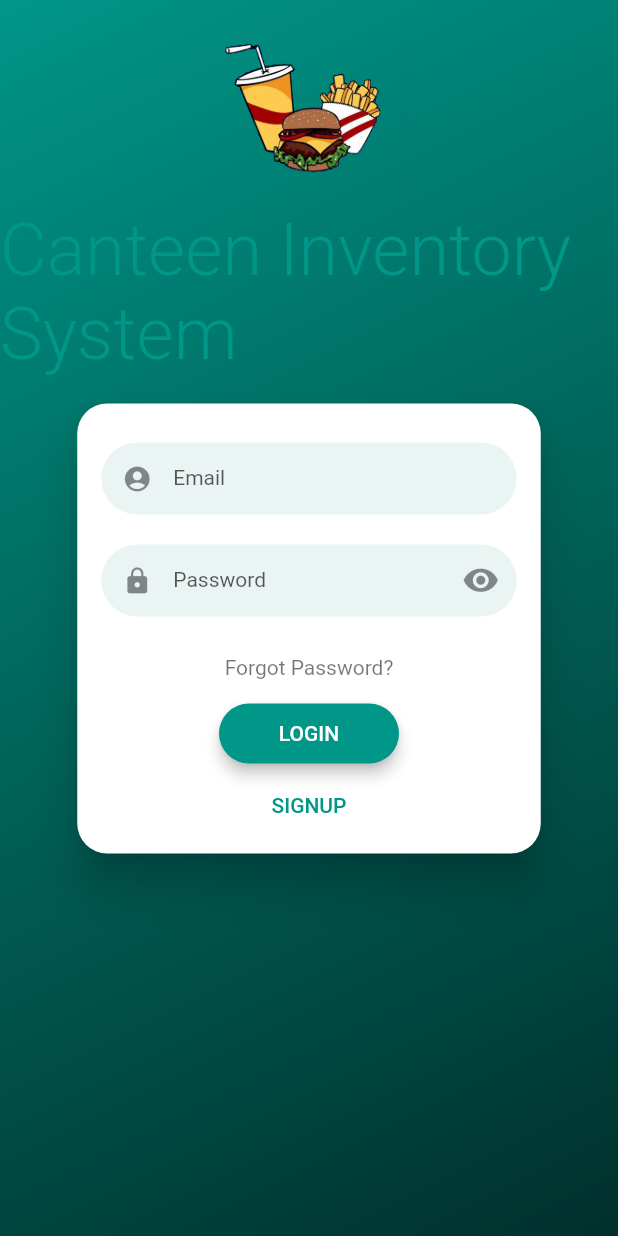
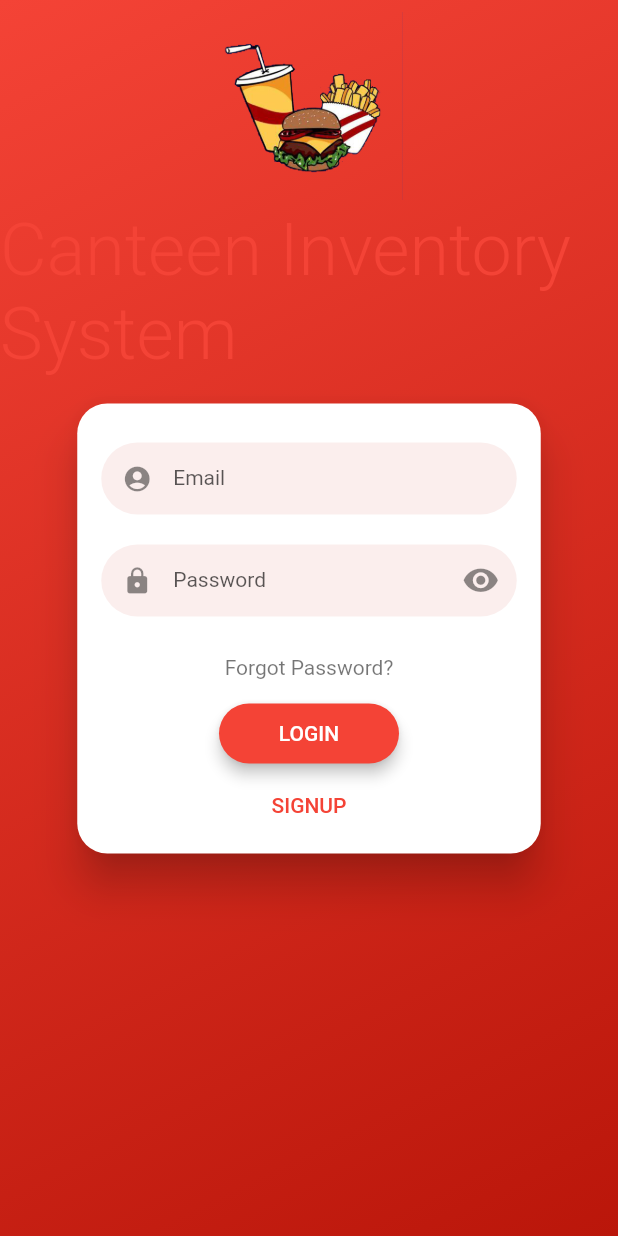
Before and after one commit to ahamzatariq/school_cafeteria_inventory_management_system, a Flutter app: the screen it shows after launch, on a phone screen of 412 x 824 dp. Run offline on Flutter 3.47's test engine with Material 2 defaults, Android fonts, the phone set to English and light mode, and no system bars; drawn by our look-alikes of flutter_login; our stand-ins replace flutter_slider_drawer, google_fonts, rflutter_alert, theme_provider.

Commit message:
Implemented Theme_Provider plugin on parent widget. Code cleanup.

```diff
--- a/lib/main.dart
+++ b/lib/main.dart
@@ -1,52 +1,66 @@
 import 'package:flutter/material.dart';
 import 'package:flutter_web/menu_pages/items_page.dart';
 import 'package:flutter_web/style.dart';
+import 'package:theme_provider/theme_provider.dart';
 
 import 'menu_pages/purchase_page.dart';
-import 'widgets/login.dart';
+import 'pages/login_page.dart';
 
 void main() {
   runApp(MyApp());
 }
 
 class MyApp extends StatelessWidget {
-  // This widget is the root of your application.
   @override
   Widget build(BuildContext context) {
-    return MaterialApp(
-      title: 'Flutter Demo',
-      theme: ThemeData(
-        primarySwatch: Colors.teal,
-        textTheme: TextTheme(
-          headline1: Style().headline1,
-          headline2: Style().headline2,
-          headline3: Style().headline3,
-          headline4: Style().headline4,
+    return ThemeProvider(
+      themes: [
+        AppTheme(
+          id: 'red',
+          data: ThemeData(
+            primarySwatch: Colors.red,
+            textTheme: Style().textTheme,
+          ),
+          description: '',
+        ),
+        AppTheme(
+          id: 'blue',
+          data: ThemeData(
+            primarySwatch: Colors.blue,
+            textTheme: Style().textTheme,
+          ),
+          description: '',
+        ),
+        AppTheme(
+          id: 'teal',
+          data: ThemeData(
+            primarySwatch: Colors.teal,
+            textTheme: Style().textTheme,
+          ),
+          description: '',
+        ),
+        AppTheme(
+          id: 'green',
+          data: ThemeData(
+            primarySwatch: Colors.green,
+            textTheme: Style().textTheme,
+          ),
+          description: '',
+        ),
+      ],
+      child: ThemeConsumer(
+        child: Builder(
+          builder: (themeContext) => MaterialApp(
+            title: 'Flutter Demo',
+            theme: ThemeProvider.themeOf(themeContext).data,
+            home: LoginPage(),
+            routes: {
+              ItemsPage.routeName: (context) => ItemsPage(),
+              PurchasePage.routeName: (context) => PurchasePage(),
+            },
+          ),
         ),
       ),
-      home: MyHomePage(title: 'Flutter Demo Home Page'),
-      routes: {
-        ItemsPage.routeName: (context) => ItemsPage(),
-        PurchasePage.routeName: (context) => PurchasePage(),
-      },
     );
   }
 }
-
-class MyHomePage extends StatefulWidget {
-  MyHomePage({Key key, this.title}) : super(key: key);
-  final String title;
-
-  @override
-  _MyHomePageState createState() => _MyHomePageState();
-}
-
-class _MyHomePageState extends State<MyHomePage> {
-  @override
-  Widget build(BuildContext context) {
-    return Scaffold(
-      body: Login(),
-      // Login(),
-    );
-  }
-}
--- a/lib/pages/dashboard_page.dart
+++ b/lib/pages/dashboard_page.dart
@@ -24,14 +24,15 @@ class _DashboardPageState extends State<DashboardPage> {
         sliderMenu: LayoutBuilder(
           builder: (context, constraints) {
             menuWidth = constraints.maxWidth;
-            return Container(
+            return Stack(
+              children: [
+                Container(
                   color: Theme.of(context).primaryColorLight,
                   padding: EdgeInsets.symmetric(
                     vertical: 8,
                     horizontal: 16,
                   ),
-              child: LayoutBuilder(
-                builder: (context, constraints) => ListView(
+                  child: ListView(
                     children: [
                       Row(
                         children: [
@@ -120,12 +121,18 @@ class _DashboardPageState extends State<DashboardPage> {
                             selectedItemList[3] = true;
                           });
                         },
-                      child: listItem(
-                          context, 'Report', constraints, selectedItemList[3]),
+                        child: listItem(context, 'Report', constraints,
+                            selectedItemList[3]),
                       ),
                     ],
                   ),
                 ),
+                Positioned(
+                  bottom: 12,
+                  right: 12,
+                  child: listItem(context, 'Theme', constraints, false),
+                )
+              ],
             );
           },
         ),
--- /dev/null
+++ b/lib/pages/login_page.dart
@@ -0,0 +1,41 @@
+import 'package:flutter/material.dart';
+import 'package:flutter_login/flutter_login.dart';
+import 'package:flutter_web/pages/dashboard_page.dart';
+import 'package:http/http.dart' as http;
+
+class LoginPage extends StatelessWidget {
+  @override
+  Widget build(BuildContext context) {
+    return Scaffold(
+      body: Container(
+        child: FlutterLogin(
+          title: 'Canteen Inventory System',
+          logo: 'assets/food_logo.png',
+          showDebugButtons: true,
+          onLogin: _loginUser,
+          onSignup: _signUpUser,
+          onRecoverPassword: _recoverPassword,
+          emailValidator: (value) {
+            return null;
+          },
+          onSubmitAnimationCompleted: () {
+            Navigator.of(context).pushReplacement(
+              MaterialPageRoute(
+                builder: (context) => DashboardPage(),
+              ),
+            );
+          },
+        ),
+      ),
+    );
+  }
+
+  Future<String> _loginUser(LoginData p1) {
+    // var response = http.post('http://127.0.0.1:8000/auth/', body: p1);
+    // print(response);
+  }
+
+  Future<String> _signUpUser(LoginData p1) {}
+
+  Future<String> _recoverPassword(String p1) {}
+}
--- a/lib/style.dart
+++ b/lib/style.dart
@@ -22,4 +22,20 @@ class Style {
     fontSize: 28,
     color: Colors.white,
   );
+
+  TextTheme textTheme = TextTheme(
+    headline1: GoogleFonts.openSans(fontSize: 28),
+    headline2: GoogleFonts.roboto(
+      fontSize: 20,
+      fontWeight: FontWeight.w500,
+    ),
+    headline3: GoogleFonts.mukta(
+      fontSize: 18,
+      fontWeight: FontWeight.w300,
+    ),
+    headline4: GoogleFonts.openSans(
+      fontSize: 28,
+      color: Colors.white,
+    ),
+  );
 }
--- a/lib/widgets/login.dart
+++ /dev/null
@@ -1,39 +0,0 @@
-import 'package:flutter/material.dart';
-import 'package:flutter_login/flutter_login.dart';
-import 'package:flutter_web/pages/dashboard_page.dart';
-import 'package:http/http.dart' as http;
-
-class Login extends StatelessWidget {
-  @override
-  Widget build(BuildContext context) {
-    return Container(
-      child: FlutterLogin(
-        title: 'Canteen Inventory System',
-        logo: 'assets/food_logo.png',
-        showDebugButtons: true,
-        onLogin: _loginUser,
-        onSignup: _signUpUser,
-        onRecoverPassword: _recoverPassword,
-        emailValidator: (value) {
-          return null;
-        },
-        onSubmitAnimationCompleted: () {
-          Navigator.of(context).pushReplacement(
-            MaterialPageRoute(
-              builder: (context) => DashboardPage(),
-            ),
-          );
-        },
-      ),
-    );
-  }
-
-  Future<String> _loginUser(LoginData p1) {
-    // var response = http.post('http://127.0.0.1:8000/auth/', body: p1);
-    // print(response);
-  }
-
-  Future<String> _signUpUser(LoginData p1) {}
-
-  Future<String> _recoverPassword(String p1) {}
-}
--- a/pubspec.yaml
+++ b/pubspec.yaml
@@ -37,6 +37,7 @@ dev_dependencies:
   google_fonts: ^1.1.1
   http: ^0.12.2
   rflutter_alert: ^1.1.0
+  theme_provider: ^0.4.0+1
 
 # For information on the generic Dart part of this file, see the
 # following page: https://dart.dev/tools/pub/pubspec
```
Also changed, not shown: pubspec.lock. Lines whose indentation alone changed are shown as unchanged.
